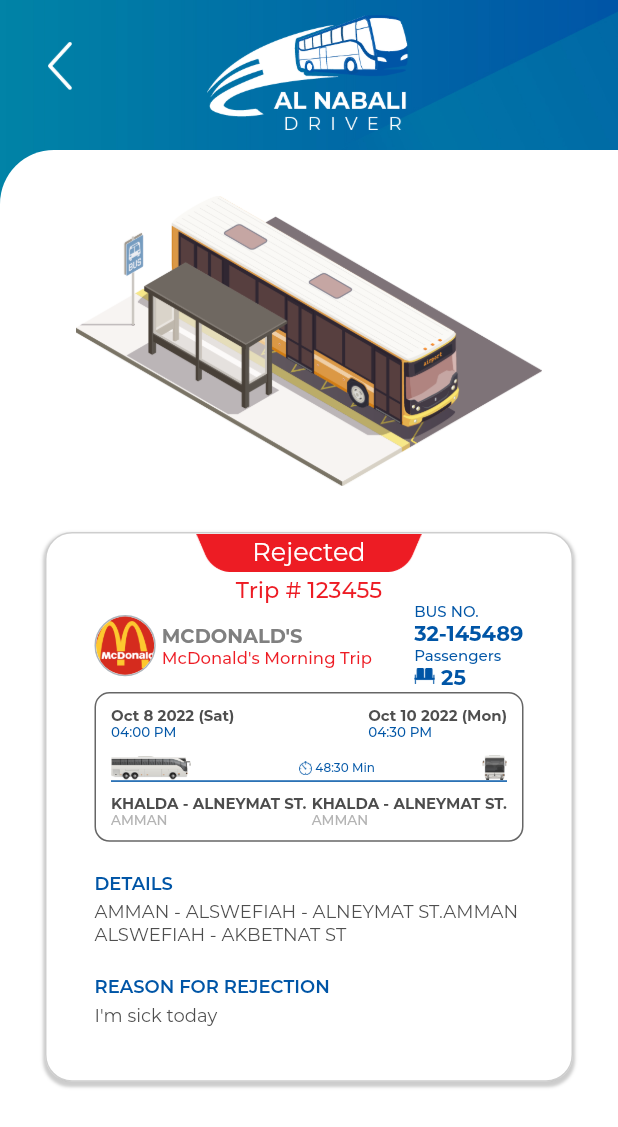
After one commit to Huskarhero/flutter_supervisor_sufian, a Flutter app: the TripDetailScreen screen opened by its route, on a phone screen of 412 x 824 dp. The commit adds this screen. Shown: the top 1127 px of the screen. Run offline on Flutter 3.47's test engine with Material 2 defaults, Android fonts, the phone set to English and light mode, and no system bars; project files that could hold a hidden picture were left out.

Commit message:
trip detail screen completed.

```diff
--- a/lib/src/app.dart
+++ b/lib/src/app.dart
@@ -7,6 +7,7 @@
 import 'package:alnabali/src/screens/home.dart';
 import 'package:alnabali/src/screens/edit_profile.dart';
 import 'package:alnabali/src/screens/change_password.dart';
+import 'package:alnabali/src/screens/trip_detail.dart';
 
 class AlnabaliApp extends StatelessWidget {
   const AlnabaliApp({super.key});
@@ -25,6 +26,7 @@
         '/home': (context) => const HomeScreen(),
         '/edit_profile': (context) => const EditProfileScreen(),
         '/change_password': (context) => const ChangePasswordScreen(),
+        '/trip_detail': (context) => const TripDetailScreen(),
       },
     );
   }
--- a/lib/src/model/trip_info.dart
+++ b/lib/src/model/trip_info.dart
@@ -37,8 +37,8 @@
 ///-----------------------------------------------------------------------------
 
 class CompanyInfo {
-  String companyName;
-  String tripName;
+  final String companyName;
+  final String tripName;
 
   CompanyInfo({
     required this.companyName,
@@ -56,16 +56,18 @@
 ///-----------------------------------------------------------------------------
 
 class BusLineInfo {
-  DateTime fromTime;
-  DateTime toTime;
-  String courseName;
-  String cityName;
+  final DateTime fromTime;
+  final DateTime toTime;
+  final String courseName;
+  final String cityName;
+  final String courseDetail;
 
   BusLineInfo({
     required this.fromTime,
     required this.toTime,
     required this.courseName,
     required this.cityName,
+    required this.courseDetail,
   });
 
   String getFromDateStr() {
@@ -102,12 +104,13 @@
 ///-----------------------------------------------------------------------------
 
 class TripInfo {
-  TripStatus status;
-  int tripNo;
-  CompanyInfo company;
-  String busNo;
-  int passengers;
-  BusLineInfo busLine;
+  final TripStatus status;
+  final int tripNo;
+  final CompanyInfo company;
+  final String busNo;
+  final int passengers;
+  final BusLineInfo busLine;
+  final String rejectReason;
 
   TripInfo({
     this.status = TripStatus.pending,
@@ -116,6 +119,7 @@
     required this.busNo,
     required this.passengers,
     required this.busLine,
+    this.rejectReason = '',
   });
 
   String getStatusImgPath() {
--- a/lib/src/screens/home_notification.dart
+++ b/lib/src/screens/home_notification.dart
@@ -32,6 +32,8 @@
           toTime: DateTime(2022, 10, 10, 16, 30),
           courseName: 'KHALDA - ALNEYMAT ST.',
           cityName: 'AMMAN',
+          courseDetail:
+              'AMMAN - ALSWEFIAH - ALNEYMAT ST.AMMAN ALSWEFIAH - AKBETNAT ST',
         ),
       ),
       TripInfo(
@@ -48,6 +50,8 @@
           toTime: DateTime(2022, 10, 10, 16, 30),
           courseName: 'KHALDA - ALNEYMAT ST.',
           cityName: 'AMMAN',
+          courseDetail:
+              'AMMAN - ALSWEFIAH - ALNEYMAT ST.AMMAN ALSWEFIAH - AKBETNAT ST',
         ),
       ),
       TripInfo(
@@ -64,6 +68,8 @@
           toTime: DateTime(2022, 10, 10, 16, 30),
           courseName: 'KHALDA - ALNEYMAT ST.',
           cityName: 'AMMAN',
+          courseDetail:
+              'AMMAN - ALSWEFIAH - ALNEYMAT ST.AMMAN ALSWEFIAH - AKBETNAT ST',
         ),
       ),
       TripInfo(
@@ -80,6 +86,8 @@
           toTime: DateTime(2022, 10, 10, 16, 30),
           courseName: 'KHALDA - ALNEYMAT ST.',
           cityName: 'AMMAN',
+          courseDetail:
+              'AMMAN - ALSWEFIAH - ALNEYMAT ST.AMMAN ALSWEFIAH - AKBETNAT ST',
         ),
       ),
       TripInfo(
@@ -96,6 +104,8 @@
           toTime: DateTime(2022, 10, 10, 16, 30),
           courseName: 'KHALDA - ALNEYMAT ST.',
           cityName: 'AMMAN',
+          courseDetail:
+              'AMMAN - ALSWEFIAH - ALNEYMAT ST.AMMAN ALSWEFIAH - AKBETNAT ST',
         ),
       ),
       TripInfo(
@@ -112,6 +122,8 @@
           toTime: DateTime(2022, 10, 10, 16, 30),
           courseName: 'KHALDA - ALNEYMAT ST.',
           cityName: 'AMMAN',
+          courseDetail:
+              'AMMAN - ALSWEFIAH - ALNEYMAT ST.AMMAN ALSWEFIAH - AKBETNAT ST',
         ),
       ),
     ];
--- a/lib/src/screens/home_trips_list.dart
+++ b/lib/src/screens/home_trips_list.dart
@@ -100,6 +100,8 @@
                       toTime: DateTime(2022, 10, 10, 16, 30),
                       courseName: 'KHALDA - ALNEYMAT ST.',
                       cityName: 'AMMAN',
+                      courseDetail:
+                          'AMMAN - ALSWEFIAH - ALNEYMAT ST.AMMAN ALSWEFIAH - AKBETNAT ST',
                     ),
                   ),
                   TripInfo(
@@ -116,6 +118,8 @@
                       toTime: DateTime(2022, 10, 10, 16, 30),
                       courseName: 'KHALDA - ALNEYMAT ST.',
                       cityName: 'AMMAN',
+                      courseDetail:
+                          'AMMAN - ALSWEFIAH - ALNEYMAT ST.AMMAN ALSWEFIAH - AKBETNAT ST',
                     ),
                   ),
                   TripInfo(
@@ -132,6 +136,8 @@
                       toTime: DateTime(2022, 10, 10, 16, 30),
                       courseName: 'KHALDA - ALNEYMAT ST.',
                       cityName: 'AMMAN',
+                      courseDetail:
+                          'AMMAN - ALSWEFIAH - ALNEYMAT ST.AMMAN ALSWEFIAH - AKBETNAT ST',
                     ),
                   ),
                   TripInfo(
@@ -148,6 +154,8 @@
                       toTime: DateTime(2022, 10, 10, 16, 30),
                       courseName: 'KHALDA - ALNEYMAT ST.',
                       cityName: 'AMMAN',
+                      courseDetail:
+                          'AMMAN - ALSWEFIAH - ALNEYMAT ST.AMMAN ALSWEFIAH - AKBETNAT ST',
                     ),
                   ),
                   TripInfo(
@@ -164,6 +172,8 @@
                       toTime: DateTime(2022, 10, 10, 16, 30),
                       courseName: 'KHALDA - ALNEYMAT ST.',
                       cityName: 'AMMAN',
+                      courseDetail:
+                          'AMMAN - ALSWEFIAH - ALNEYMAT ST.AMMAN ALSWEFIAH - AKBETNAT ST',
                     ),
                   ),
                   TripInfo(
@@ -180,6 +190,8 @@
                       toTime: DateTime(2022, 10, 10, 16, 30),
                       courseName: 'KHALDA - ALNEYMAT ST.',
                       cityName: 'AMMAN',
+                      courseDetail:
+                          'AMMAN - ALSWEFIAH - ALNEYMAT ST.AMMAN ALSWEFIAH - AKBETNAT ST',
                     ),
                   ),
                 ];
--- /dev/null
+++ b/lib/src/screens/trip_detail.dart
@@ -0,0 +1,98 @@
+import 'package:flutter/material.dart';
+
+import 'package:alnabali/src/model/trip_info.dart';
+import 'package:alnabali/src/widgets/constants.dart';
+import 'package:alnabali/src/widgets/trip_card.dart';
+
+class TripDetailScreen extends StatefulWidget {
+  const TripDetailScreen({Key? key}) : super(key: key);
+
+  @override
+  State<TripDetailScreen> createState() => _TripDetailScreenState();
+}
+
+class _TripDetailScreenState extends State<TripDetailScreen> {
+  @override
+  Widget build(BuildContext context) {
+    SizeConfig().init(context);
+
+    final dummyInfo = TripInfo(
+      status: TripStatus.rejected,
+      tripNo: 123455,
+      company: CompanyInfo(
+        companyName: 'MCDONALD\'S',
+        tripName: 'McDonald\'s Morning Trip',
+      ),
+      busNo: '32-145489',
+      passengers: 25,
+      busLine: BusLineInfo(
+        fromTime: DateTime(2022, 10, 8, 16, 0),
+        toTime: DateTime(2022, 10, 10, 16, 30),
+        courseName: 'KHALDA - ALNEYMAT ST.',
+        cityName: 'AMMAN',
+        courseDetail:
+            'AMMAN - ALSWEFIAH - ALNEYMAT ST.AMMAN ALSWEFIAH - AKBETNAT ST',
+      ),
+      rejectReason: 'I\'m sick today',
+    );
+
+    return Scaffold(
+      body: Container(
+        width: SizeConfig.screenW,
+        height: SizeConfig.screenH,
+        decoration: const BoxDecoration(
+          image: DecorationImage(
+            image: AssetImage('assets/images/bg_normal.jpg'),
+            fit: BoxFit.cover,
+          ),
+        ),
+        child: Column(
+          crossAxisAlignment: CrossAxisAlignment.stretch,
+          children: [
+            Container(
+              margin: const EdgeInsets.symmetric(vertical: 10),
+              height: 80,
+              child: Image.asset('assets/images/home_icon.png'),
+            ),
+            Expanded(
+              child: Container(
+                decoration: const BoxDecoration(
+                  color: Colors.white,
+                  borderRadius: BorderRadius.only(
+                    topLeft: Radius.circular(36),
+                  ),
+                ),
+                child: Column(
+                  children: [
+                    Container(
+                      height: 573 * SizeConfig.scaleY,
+                      margin: EdgeInsets.symmetric(
+                          vertical: 90 * SizeConfig.scaleY),
+                      child: Image.asset('assets/images/trip_detail.png'),
+                    ),
+                    TripCard(
+                      info: dummyInfo,
+                      onPressed: () {},
+                      showDetail: true,
+                    ),
+                  ],
+                ),
+              ),
+            ),
+          ],
+        ),
+      ),
+      floatingActionButton: Padding(
+        padding: const EdgeInsets.symmetric(vertical: 20),
+        child: IconButton(
+          onPressed: () {
+            Navigator.pop(context);
+          },
+          iconSize: 89 * SizeConfig.scaleY,
+          icon: Image.asset('assets/images/btn_back.png'),
+        ),
+      ),
+      floatingActionButtonLocation: FloatingActionButtonLocation.startTop,
+    );
+  }
+}
--- a/lib/src/widgets/trip_card.dart
+++ b/lib/src/widgets/trip_card.dart
@@ -8,11 +8,13 @@
 class TripCard extends StatefulWidget {
   final TripInfo info;
   final VoidCallback onPressed;
+  final bool showDetail;
 
   const TripCard({
     Key? key,
     required this.info,
     required this.onPressed,
+    this.showDetail = false,
   }) : super(key: key);
 
   @override
@@ -119,16 +121,82 @@
     );
   }
 
+  Widget _buildRejectResonRow() {
+    if (widget.info.status != TripStatus.rejected ||
+        widget.info.rejectReason.isEmpty) return const SizedBox();
+
+    return Column(
+      crossAxisAlignment: CrossAxisAlignment.start,
+      children: [
+        Container(
+          margin: const EdgeInsets.only(top: 20, bottom: 4),
+          child: const Text(
+            'REASON FOR REJECTION',
+            style: TextStyle(
+              fontFamily: 'Montserrat',
+              fontWeight: FontWeight.w600,
+              fontSize: 12,
+              color: kColorPrimaryBlue,
+            ),
+          ),
+        ),
+        Text(
+          widget.info.rejectReason,
+          style: const TextStyle(
+            fontFamily: 'Montserrat',
+            fontWeight: FontWeight.w400,
+            fontSize: 12,
+            color: kColorSecondaryGrey,
+          ),
+        ),
+      ],
+    );
+  }
+
+  Widget _buildDetailRow() {
+    return Column(
+      crossAxisAlignment: CrossAxisAlignment.start,
+      children: [
+        Container(
+          margin: const EdgeInsets.only(top: 20, bottom: 4),
+          child: const Text(
+            'DETAILS',
+            style: TextStyle(
+              fontFamily: 'Montserrat',
+              fontWeight: FontWeight.w600,
+              fontSize: 12,
+              color: kColorPrimaryBlue,
+            ),
+          ),
+        ),
+        Text(
+          widget.info.busLine.courseDetail,
+          style: const TextStyle(
+            fontFamily: 'Montserrat',
+            fontWeight: FontWeight.w400,
+            fontSize: 12,
+            color: kColorSecondaryGrey,
+          ),
+        ),
+        _buildRejectResonRow(),
+      ],
+    );
+  }
+
   Widget _buildButtonsRow() {
     if (widget.info.status == TripStatus.pending ||
         widget.info.status == TripStatus.accepted ||
         widget.info.status == TripStatus.started) {
       final btnW = 268 * SizeConfig.scaleX;
       final btnH = btnW * 0.26;
-      final yesTitle =
-          widget.info.status == TripStatus.started ? 'FINISH' : 'ACCEPT';
-      final noTitle =
-          widget.info.status == TripStatus.started ? 'NAVIGATION' : 'REJECT';
+      String yesTitle = 'ACCEPT';
+      String noTitle = 'REJECT';
+      if (widget.info.status == TripStatus.started) {
+        yesTitle = 'FINISH';
+        noTitle = 'NAVIGATION';
+      } else if (widget.info.status == TripStatus.accepted) {
+        yesTitle = 'START';
+      }
 
       return SizedBox(
         height: btnH + 34,
@@ -211,6 +279,7 @@
               _buildCompanyRow(),
               const SizedBox(height: 2),
               TripBusLine(info: widget.info.busLine),
+              widget.showDetail ? _buildDetailRow() : const SizedBox(),
               _buildButtonsRow(),
             ],
           ),
@@ -223,9 +292,14 @@
   Widget build(BuildContext context) {
     SizeConfig().init(context);
 
-    return Container(
+    return GestureDetector(
+      onTap: () {
+        if (widget.showDetail) return;
+
+        Navigator.pushNamed(context, '/trip_detail');
+      },
+      child: Container(
         margin: const EdgeInsets.symmetric(horizontal: 30),
-      //height: cardH,
         decoration: BoxDecoration(
           color: Colors.white,
           border: Border.all(color: Colors.grey.withOpacity(0.5)),
@@ -240,6 +314,7 @@
           ],
         ),
         child: _buildCardContents(),
+      ),
     );
   }
 }
```
Also changed, not shown: assets/images/trip_detail.png (added). Lines whose indentation alone changed are shown as unchanged.
